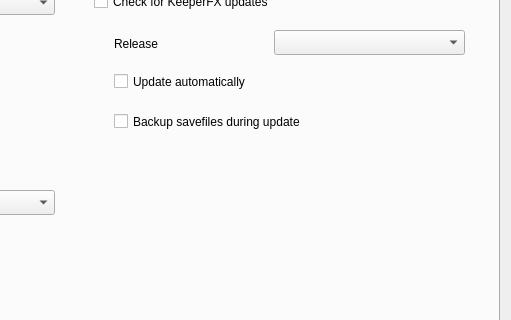
Old version of the form ui/settingsdialog.ui in the repository yani/keeperfx-launcher-qt; both pictures show x 359 to 870 and y 96 to 416 of the 870 by 585 pixel window.
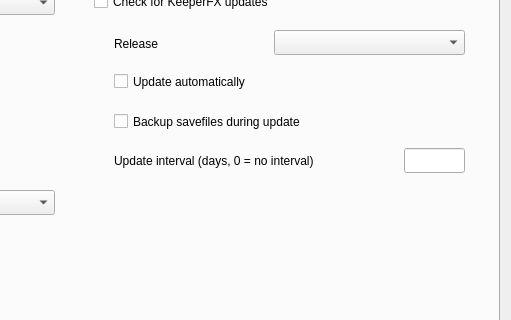
New version of the form. The open tabs and pages were chosen to show the change. Icons and pictures are not drawn.

Commit message: implement update interval setting

```diff
--- a/ui/settingsdialog.ui
+++ b/ui/settingsdialog.ui
@@ -1600,6 +1600,42 @@
         <string comment="Button">Show launcher command line options</string>
        </property>
       </widget>
+      <widget class="QLineEdit" name="lineEditUpdateInterval">
+       <property name="geometry">
+        <rect>
+         <x>750</x>
+         <y>198</y>
+         <width>61</width>
+         <height>25</height>
+        </rect>
+       </property>
+       <property name="font">
+        <font>
+         <family>Arial</family>
+        </font>
+       </property>
+       <property name="text">
+        <string comment="Textinput Title Label"/>
+       </property>
+      </widget>
+      <widget class="QLabel" name="labelUpdateInterval">
+       <property name="geometry">
+        <rect>
+         <x>460</x>
+         <y>202</y>
+         <width>291</width>
+         <height>17</height>
+        </rect>
+       </property>
+       <property name="font">
+        <font>
+         <family>Arial</family>
+        </font>
+       </property>
+       <property name="text">
+        <string comment="Textinput Title Label">Update interval (days, 0 = no interval)</string>
+       </property>
+      </widget>
      </widget>
      <widget class="QWidget" name="tab7_api">
       <attribute name="title">
```
The commit also changes 4 other files.
